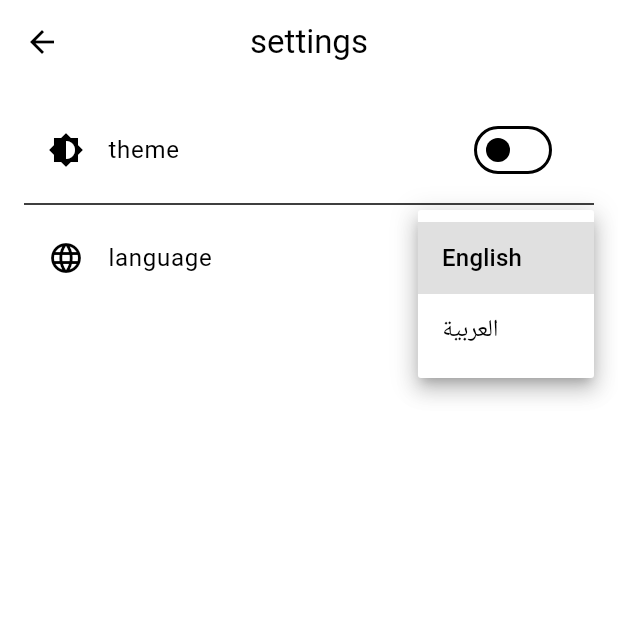
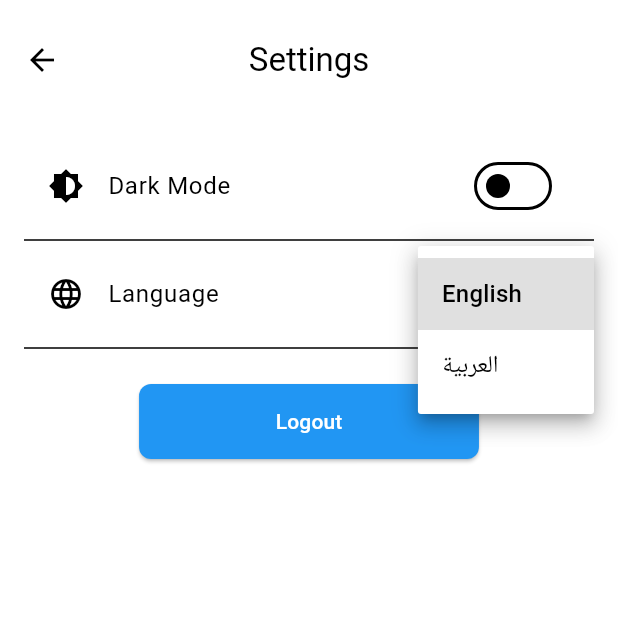
Before and after one commit to marwanmdlabs/getx-todo, a Flutter app: the SettingsView screen opened by its route, after a tap on "English", on a phone screen of 412 x 824 dp, the top half of it. Run offline on Flutter 3.47's test engine with Material 3 defaults, Android fonts, the phone set to English and light mode, and no system bars; our stand-ins replace flutter_screenutil, flutter_secure_storage, gap, get, shared_preferences; accounts and stored records are empty; network calls fail.

Commit message:
Local storage handle

```diff
--- /dev/null
+++ b/lib/app/core/values/local_storage_constants.dart
@@ -0,0 +1,5 @@
+class LocalStorageConstants {
+  static String isDarkMode = "isDarkMode";
+  static String userToken = "userToken";
+  static String localeCode = "localeCode";
+}
--- a/lib/app/core/values/localization/langs/ar.dart
+++ b/lib/app/core/values/localization/langs/ar.dart
@@ -7,6 +7,9 @@ Map<String, String> ar = {
   LocaleKeys.editTask: "تعديل المهمة",
   LocaleKeys.deleteTask: "حذف المهمة",
   LocaleKeys.darkMode: "الوضع الداكن",
+  LocaleKeys.language: "اللغة",
+  LocaleKeys.settings: "الاعدادات",
+  LocaleKeys.logout: "تسجيل الخروج",
   LocaleKeys.login: "تسجيل الدخول",
   LocaleKeys.getTasksError: "خطأ في جلب المهام",
   LocaleKeys.editTaskError: "خطأ في تعديل المهمة",
--- a/lib/app/core/values/localization/langs/en.dart
+++ b/lib/app/core/values/localization/langs/en.dart
@@ -17,6 +17,9 @@ Map<String, String> en = {
   LocaleKeys.deleteTask: "Delete Task",
   LocaleKeys.darkMode: "Dark Mode",
   LocaleKeys.login: "Login",
+  LocaleKeys.settings: "Settings",
+  LocaleKeys.language: "Language",
+  LocaleKeys.logout: "Logout",
   LocaleKeys.title: "Title",
   LocaleKeys.description: "Description",
   LocaleKeys.deleteTaskConfirmation:
--- a/lib/app/core/values/localization/locales_keys.dart
+++ b/lib/app/core/values/localization/locales_keys.dart
@@ -16,7 +16,10 @@ class LocaleKeys {
   static const deleteTask = 'deleteTask';
   static const darkMode = 'darkMode';
   static const login = 'login';
+  static const logout = 'logout';
   static const title = 'title';
+  static const language = 'language';
+  static const settings = "Settings";
   static const description = 'description';
   static const deleteTaskConfirmation = 'deleteTaskConfirmation';
   static const done = 'done';
--- a/lib/app/core/values/shared_pref_constants.dart
+++ /dev/null
@@ -1,4 +0,0 @@
-class SharedPrefConstants {
-  static String isDarkMode = "isDarkMode";
-  static String isAuthenticated = "isAuthenticated";
-}
--- /dev/null
+++ b/lib/app/data/services/auth_service.dart
@@ -0,0 +1,25 @@
+import 'package:get/get.dart';
+import 'package:getx_todo_task/app/data/services/local_storage_service.dart';
+
+class AuthService extends GetxService {
+  LocalStorageService localStorageService = Get.find<LocalStorageService>();
+  final RxBool _isAuthenticated = false.obs;
+
+  bool get isAuthenticated => _isAuthenticated.value;
+  Future<AuthService> init() async {
+    _isAuthenticated.value = await localStorageService.isAuthenticated();
+    return this;
+  }
+
+  Future<void> setUserToken(String value) async {
+    if (value.trim().isNotEmpty) {
+      await localStorageService.setUserToken(value);
+      _isAuthenticated.value = true;
+    }
+  }
+
+  Future<void> clearUserToken() async {
+    await localStorageService.clearToken();
+    _isAuthenticated.value = false;
+  }
+}
--- a/lib/app/modules/settings/controllers/settings_controller.dart
+++ b/lib/app/modules/settings/controllers/settings_controller.dart
@@ -1,11 +1,14 @@
 import 'package:flutter/material.dart';
 import 'package:get/get.dart';
 import 'package:getx_todo_task/app/core/theme.dart';
+import 'package:getx_todo_task/app/core/values/local_storage_constants.dart';
+import 'package:getx_todo_task/app/data/services/local_storage_service.dart';
 // import 'package:shared_preferences.dart';
 
 class SettingsController extends GetxController {
   // Theme
   final RxBool isDarkMode = false.obs;
+  LocalStorageService localStorageService = Get.find<LocalStorageService>();
 
   // Language
   final RxString currentLanguage = 'en'.obs;
@@ -21,18 +24,29 @@ class SettingsController extends GetxController {
   }
 
   Future<void> _loadSettings() async {
-    isDarkMode.value = false;
-    currentLanguage.value = 'en';
+    isDarkMode.value = localStorageService.getBool(
+          key: LocalStorageConstants.isDarkMode,
+        ) ??
+        false;
+    currentLanguage.value = localStorageService.getLocaleCode();
   }
 
   Future<void> toggleTheme() async {
     isDarkMode.toggle();
+    localStorageService.setBool(
+      key: LocalStorageConstants.isDarkMode,
+      value: isDarkMode.value,
+    );
     Get.changeTheme(
         isDarkMode.value ? AppThemes.darkTheme : AppThemes.lightTheme);
   }
 
   Future<void> changeLanguage(String langCode) async {
     currentLanguage.value = langCode;
+    localStorageService.setString(
+      key: LocalStorageConstants.localeCode,
+      value: langCode,
+    );
     await Get.updateLocale(Locale(langCode));
   }
 
--- a/lib/app/modules/settings/views/settings_view.dart
+++ b/lib/app/modules/settings/views/settings_view.dart
@@ -1,5 +1,9 @@
 import 'package:flutter/material.dart';
+import 'package:gap/gap.dart';
 import 'package:get/get.dart';
+import 'package:getx_todo_task/app/core/values/localization/locales_keys.dart';
+import 'package:getx_todo_task/app/data/services/auth_service.dart';
+import 'package:getx_todo_task/app/routes/app_pages.dart';
 import '../controllers/settings_controller.dart';
 
 class SettingsView extends GetView<SettingsController> {
@@ -9,7 +13,10 @@ class SettingsView extends GetView<SettingsController> {
   Widget build(BuildContext context) {
     return Scaffold(
       appBar: AppBar(
-        title: Text('settings'.tr),
+        toolbarHeight: 80,
+        title: Text(
+          LocaleKeys.settings.tr,
+        ),
         centerTitle: true,
       ),
       body: Padding(
@@ -19,7 +26,7 @@ class SettingsView extends GetView<SettingsController> {
             // Theme Switcher
             Obx(() => _buildSettingItem(
                   icon: Icons.brightness_6,
-                  title: 'theme'.tr,
+                  title: LocaleKeys.darkMode.tr,
                   trailing: Switch(
                     value: controller.isDarkMode.value,
                     onChanged: (value) => controller.toggleTheme(),
@@ -29,9 +36,10 @@ class SettingsView extends GetView<SettingsController> {
             const Divider(),
 
             // Language Switcher
-            Obx(() => _buildSettingItem(
+            Obx(
+              () => _buildSettingItem(
                 icon: Icons.language,
-                  title: 'language'.tr,
+                title: LocaleKeys.language.tr,
                 trailing: DropdownButton<String>(
                   value: controller.currentLanguage.value,
                   items: controller.languages.entries.map((entry) {
@@ -44,7 +52,27 @@ class SettingsView extends GetView<SettingsController> {
                     if (value != null) controller.changeLanguage(value);
                   },
                 ),
-                )),
+              ),
+            ),
+            const Divider(),
+            const Gap(16),
+            ElevatedButton(
+              onPressed: () async {
+                AuthService authService = Get.find<AuthService>();
+                await authService.clearUserToken();
+
+                Get.offNamed(Routes.LOGIN);
+              },
+              style: ElevatedButton.styleFrom(
+                minimumSize: Size(
+                  Get.width * .55,
+                  50,
+                ),
+              ),
+              child: Text(
+                LocaleKeys.logout.tr,
+              ),
+            ),
           ],
         ),
       ),
--- a/lib/main.dart
+++ b/lib/main.dart
@@ -4,26 +4,34 @@ import 'package:flutter_screenutil/flutter_screenutil.dart';
 import 'package:get/get.dart';
 import 'package:getx_todo_task/app/core/theme.dart';
 import 'package:getx_todo_task/app/core/values/localization/locales_controller.dart';
+import 'package:getx_todo_task/app/core/values/local_storage_constants.dart';
+import 'package:getx_todo_task/app/data/services/auth_service.dart';
 
 import 'package:getx_todo_task/app/data/services/local_storage_service.dart';
 
 import 'app/routes/app_pages.dart';
 
-void main() {
+void main() async {
   WidgetsFlutterBinding.ensureInitialized();
-  initServices();
+  await initServices();
+
   runApp(
     MyApp(),
   );
 }
 
-void initServices() {
-  Get.put(LocalStorageService());
+Future<void> initServices() async {
+  await Get.putAsync(() => LocalStorageService().init());
+  await Get.putAsync(() => AuthService().init());
 }
 
 class MyApp extends StatelessWidget {
-  const MyApp({Key? key}) : super(key: key);
-
+  MyApp({Key? key}) : super(key: key);
+  final Locale initLocale =
+      Locale(Get.find<LocalStorageService>().getLocaleCode());
+  final bool isDarkTheme = Get.find<LocalStorageService>()
+          .getBool(key: LocalStorageConstants.isDarkMode) ??
+      false;
   @override
   Widget build(BuildContext context) {
     return ScreenUtilInit(
@@ -32,11 +40,11 @@ class MyApp extends StatelessWidget {
         title: "GETX TO-DO",
         initialRoute: AppPages.INITIAL,
         getPages: AppPages.routes,
-        theme: AppThemes.lightTheme,
-        locale: Locale("en"),
+        theme: isDarkTheme ? AppThemes.darkTheme : AppThemes.lightTheme,
+        locale: initLocale,
         translations: AppTranslation(),
         defaultTransition: Transition.rightToLeft,
-        transitionDuration: Duration(milliseconds: 300),
+        transitionDuration: const Duration(milliseconds: 300),
       ),
     );
   }
--- a/pubspec.yaml
+++ b/pubspec.yaml
@@ -39,6 +39,7 @@ dependencies:
   get: ^4.7.2
   #Local Storage
   shared_preferences: ^2.5.3
+  flutter_secure_storage: ^9.2.4
   #UI
   gap: ^3.0.1
   flutter_screenutil: ^5.9.3
```
Also changed, not shown: lib/app/data/services/local_storage_service.dart (+60 -8 lines), lib/app/middlewares/auth_middleware.dart (+8 -2 lines), lib/app/modules/login/views/login_view.dart (+26 -9 lines), lib/app/modules/tasks_page/views/tasks_page_view.dart (+7 -6 lines). Lines whose indentation alone changed are shown as unchanged.
